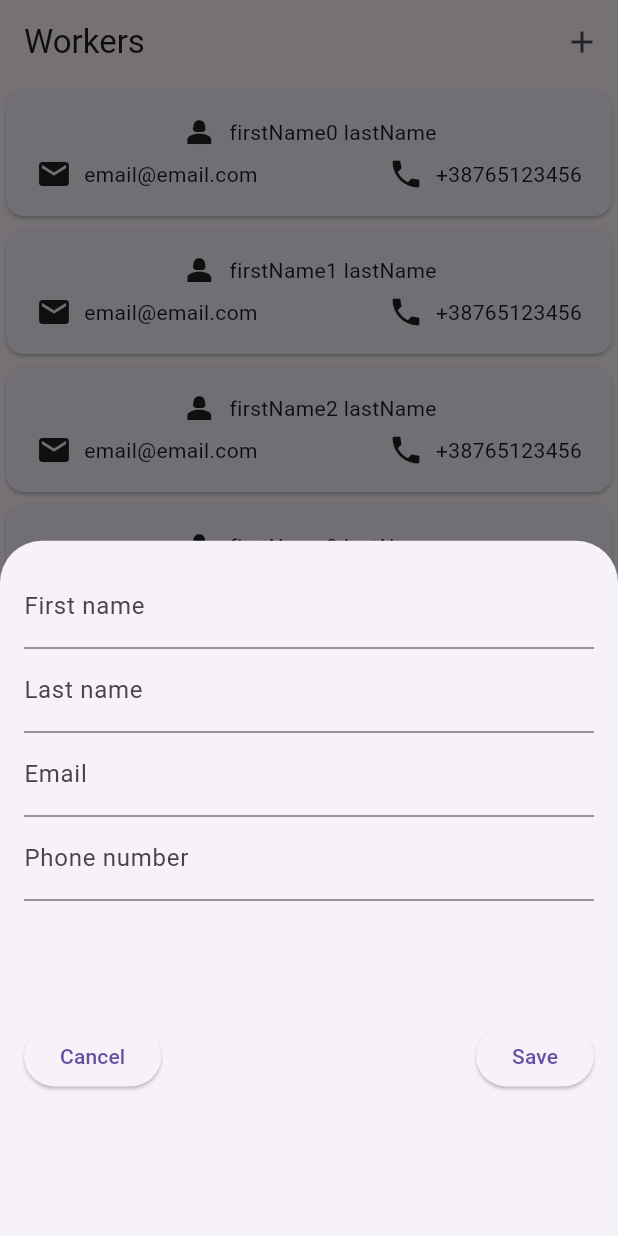
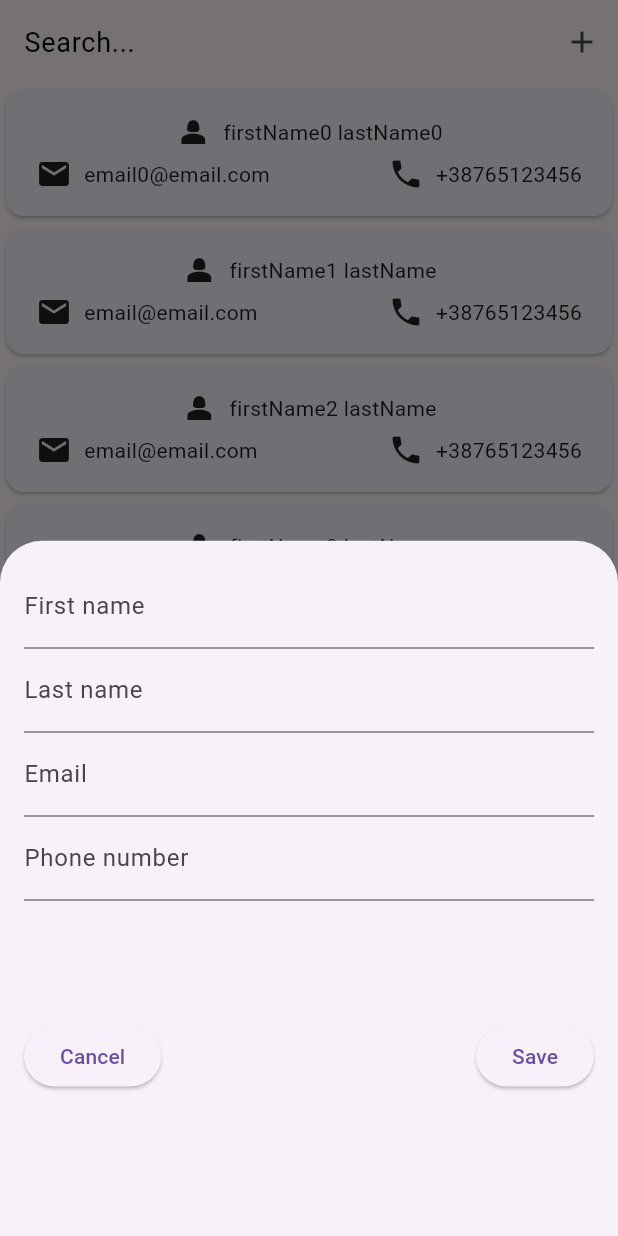
Before and after one commit to pero-grubac/AssetManager, a Flutter app: the screen it shows after launch, after a tap on the "add" icon, on a phone screen of 412 x 824 dp. Run offline on Flutter 3.47's test engine with Material 3 defaults, Android fonts, the phone set to English and light mode, and no system bars; our stand-ins replace flutter_localization.

Commit message:
Search workers by first name,last name and email

```diff
--- a/lib/screens/workers_screen.dart
+++ b/lib/screens/workers_screen.dart
@@ -16,9 +16,9 @@ class _WorkersScreenState extends State<WorkersScreen> {
   final List<Worker> _workers = [
     Worker(
         firstName: 'firstName0',
-        lastName: 'lastName',
+        lastName: 'lastName0',
         phoneNumber: '+38765123456',
-        email: 'email@email.com'),
+        email: 'email0@email.com'),
     Worker(
         firstName: 'firstName1',
         lastName: 'lastName',
@@ -135,6 +135,26 @@ class _WorkersScreenState extends State<WorkersScreen> {
         phoneNumber: '+38765123456',
         email: 'email@email.com'),
   ];
+
+  List<Worker>? _searchedWorkers;
+  final _searchController = TextEditingController();
+  void _searchWorkers(String query) {
+    final searchedWorkers = _workers.where((worker) {
+      final firstNameLower = worker.firstName.toLowerCase();
+      final lastNameLower = worker.lastName.toLowerCase();
+      final emailLower = worker.email.toLowerCase();
+      final searchLower = query.toLowerCase();
+
+      return firstNameLower.contains(searchLower) ||
+          lastNameLower.contains(searchLower) ||
+          emailLower.contains(searchLower);
+    }).toList();
+
+    setState(() {
+      _searchedWorkers = searchedWorkers;
+    });
+  }
+
   void _openAddWorkerOverlay() {
     showModalBottomSheet(
       context: context,
@@ -144,9 +164,19 @@ class _WorkersScreenState extends State<WorkersScreen> {
 
   @override
   Widget build(BuildContext context) {
+    final displayedWorkers = _searchedWorkers ?? _workers;
     return Scaffold(
       appBar: AppBar(
-        title: const Text('Workers'),
+        title: TextField(
+          controller: _searchController,
+          decoration: const InputDecoration(
+            hintText: 'Search...',
+            border: InputBorder.none,
+            hintStyle: TextStyle(color: Colors.black),
+          ),
+          style: const TextStyle(color: Colors.black, fontSize: 18.0),
+          onChanged: _searchWorkers,
+        ),
         actions: [
           IconButton(
             onPressed: _openAddWorkerOverlay,
@@ -157,7 +187,7 @@ class _WorkersScreenState extends State<WorkersScreen> {
       body: Column(
         children: [
           Expanded(
-            child: WorkersList(workers: _workers),
+            child: WorkersList(workers: displayedWorkers),
           ),
         ],
       ),
--- a/lib/widgets/worker_overlay.dart
+++ b/lib/widgets/worker_overlay.dart
@@ -1,6 +1,4 @@
 import 'package:flutter/material.dart';
-
-import '../screens/workers_screen.dart';
 
 class WorkerOverlay extends StatefulWidget {
   const WorkerOverlay({super.key});
@@ -13,13 +11,14 @@ class _WorkerOverlayState extends State<WorkerOverlay> {
   final _firstNameController = TextEditingController();
   final _lastNameController = TextEditingController();
   final _emailNameController = TextEditingController();
-  final _phoneNameController = TextEditingController();
+  final _phoneController = TextEditingController();
+
   @override
   void dispose() {
     _firstNameController.dispose();
     _lastNameController.dispose();
     _emailNameController.dispose();
-    _phoneNameController.dispose();
+    _phoneController.dispose();
     super.dispose();
   }
 
@@ -49,7 +48,7 @@ class _WorkerOverlayState extends State<WorkerOverlay> {
             keyboardType: TextInputType.emailAddress,
           ),
           TextField(
-            controller: _phoneNameController,
+            controller: _phoneController,
             decoration: const InputDecoration(
               label: Text('Phone number'),
             ),
```
